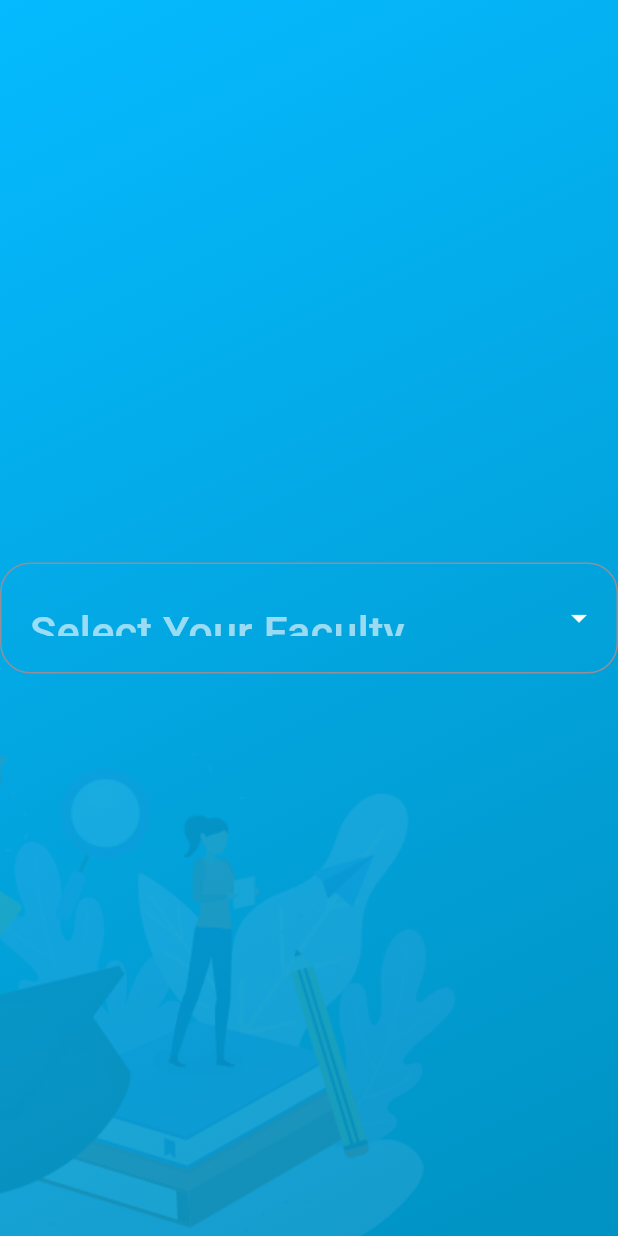
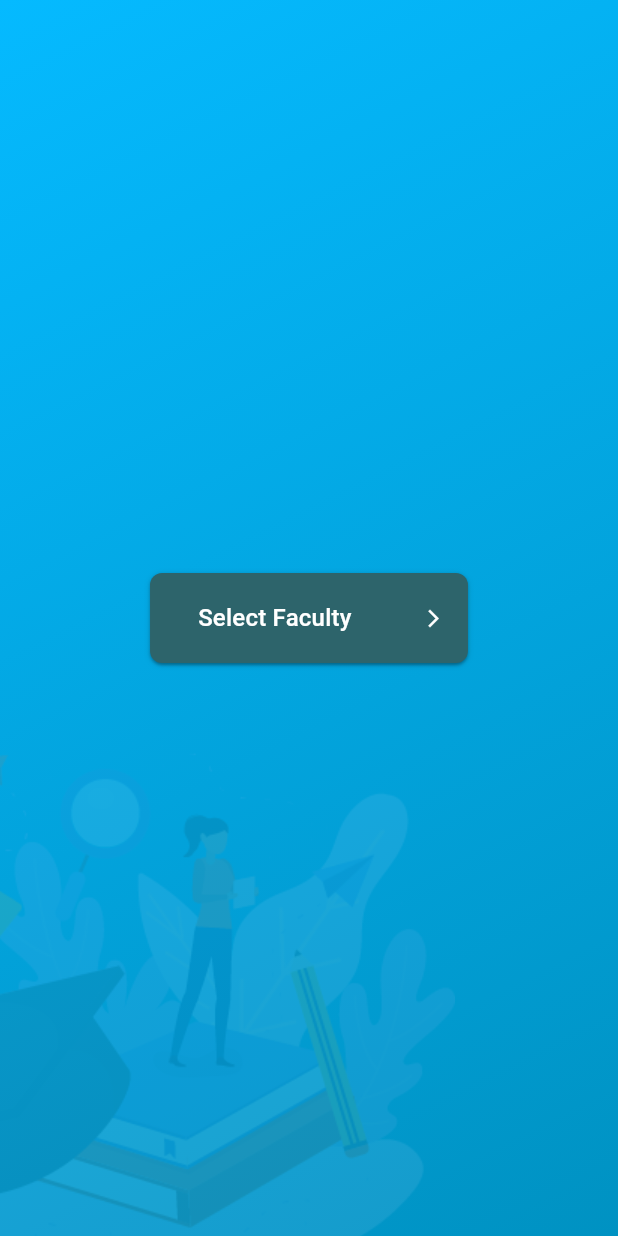
Before and after one commit to mrnipundilshan/UOV-GPA-TRACKER_APP, a Flutter app: the screen it shows after launch, on a phone screen of 412 x 824 dp. Run offline on Flutter 3.47's test engine with Material 3 defaults, Android fonts, the phone set to English and light mode, and no system bars; drawn by our look-alikes of dropdown_button2; our stand-ins replace flutter_svg.

Commit message:
Refactor FacultySelectionPage to use StatefulWidget and improve dropdown functionality

```diff
--- a/lib/facultyselectionpage.dart
+++ b/lib/facultyselectionpage.dart
@@ -3,81 +3,83 @@ import 'package:dropdown_button2/dropdown_button2.dart';
 import 'background/bg.dart';
 import 'package:flutter/material.dart';
 
-class FacSelectionPage extends StatelessWidget {
+class FacSelectionPage extends StatefulWidget {
   const FacSelectionPage({super.key});
 
   @override
+  State<FacSelectionPage> createState() => _FacSelectionPageState();
+}
+
+class _FacSelectionPageState extends State<FacSelectionPage> {
+  final List<String> faculties = <String>['FAS', 'Tech', 'Bussiness Studies'];
+  String? selectedFac;
+
+  @override
   Widget build(BuildContext context) {
-    double width = MediaQuery.of(context).size.width;
-    double height = MediaQuery.of(context).size.height;
-    final List<String> Faculties = ['FAS', 'Tech', 'Bussiness Studies'];
-
-    String? selectedValue;
-
-    final _formKey = GlobalKey<FormState>();
     return Scaffold(
       body: Background(
-        child: Form(
-          key: _formKey,
         child: Column(
           mainAxisAlignment: MainAxisAlignment.center,
           children: [
-              DropdownButtonFormField2<String>(
-                isExpanded: true,
-                decoration: InputDecoration(
-                  // Add Horizontal padding using menuItemStyleData.padding so it matches
-                  // the menu padding when button's width is not specified.
-                  contentPadding: const EdgeInsets.symmetric(vertical: 25),
-                  border: OutlineInputBorder(
-                    borderRadius: BorderRadius.circular(20),
+            Center(
+              child: DropdownButton2<String>(
+                underline: SizedBox.shrink(),
+                hint: Text(
+                  'Select Faculty',
+                  style: TextStyle(fontSize: 16, color: Colors.white),
+                  overflow: TextOverflow.ellipsis,
                 ),
 
-                  maintainHintHeight: true,
+                items:
+                    faculties
+                        .map(
+                          (String value) => DropdownMenuItem<String>(
+                            value: value,
+                            child: Text(
+                              value,
+                              style: TextStyle(
+                                fontSize: 16,
+                                color: Colors.white,
+                              ),
+                              overflow: TextOverflow.ellipsis,
+                            ),
+                          ),
+                        )
+                        .toList(),
+                value: selectedFac,
+                onChanged: (String? newValue) {
+                  setState(() {
+                    selectedFac = newValue!;
+                  });
+                },
+                buttonStyleData: ButtonStyleData(
+                  decoration: BoxDecoration(
+                    borderRadius: BorderRadius.circular(8),
+                    color: const Color.fromARGB(255, 45, 100, 107),
+                  ),
+                  padding: const EdgeInsets.symmetric(horizontal: 16),
+                  height: 60,
+                  elevation: 1,
                 ),
 
-                hint: Text(
-                  'Select Your Faculty',
-                  style: TextStyle(fontSize: width * 0.07),
-                ),
-                items:
-                    Faculties.map(
-                      (item) => DropdownMenuItem<String>(
-                        value: item,
-                        child: Text(item, style: const TextStyle(fontSize: 14)),
-                      ),
-                    ).toList(),
-                validator: (value) {
-                  if (value == null) {
-                    return 'Please select Faculty.';
-                  }
-                  return null;
-                },
-                onChanged: (value) {
-                  //Do something when selected item is changed.
-                },
-                onSaved: (value) {
-                  selectedValue = value.toString();
-                },
-                buttonStyleData: const ButtonStyleData(
-                  padding: EdgeInsets.only(right: 10),
-                ),
                 iconStyleData: const IconStyleData(
-                  icon: Icon(Icons.arrow_drop_down, color: Colors.white),
-                  iconSize: 24,
+                  icon: Icon(Icons.arrow_forward_ios_outlined),
+                  iconSize: 14,
+                  iconDisabledColor: Colors.white,
+                  iconEnabledColor: Colors.white,
                 ),
                 dropdownStyleData: DropdownStyleData(
                   decoration: BoxDecoration(
-                    borderRadius: BorderRadius.circular(15),
+                    borderRadius: BorderRadius.circular(14),
+                    color: const Color.fromARGB(255, 54, 162, 189),
                   ),
+                  offset: const Offset(0, 0),
                 ),
-                menuItemStyleData: const MenuItemStyleData(
-                  padding: EdgeInsets.symmetric(horizontal: 16),
               ),
             ),
           ],
         ),
       ),
-      ),
     );
   }
 }
--- a/lib/main.dart
+++ b/lib/main.dart
@@ -1,6 +1,5 @@
 import 'package:flutter/material.dart';
 import 'package:newgpaapp/facultyselectionpage.dart';
-import 'package:newgpaapp/homepage.dart';
 
 void main() {
   runApp(MyApp());
```
Lines whose indentation alone changed are shown as unchanged.
